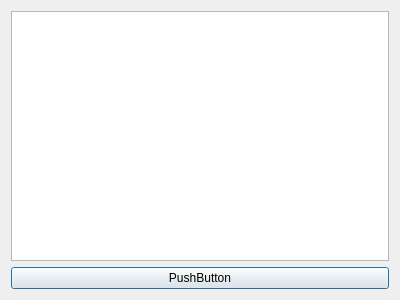
Before: the Qt Designer form quarta1.ui in UnPComp2013/Grupo2, drawn with Qt 5.
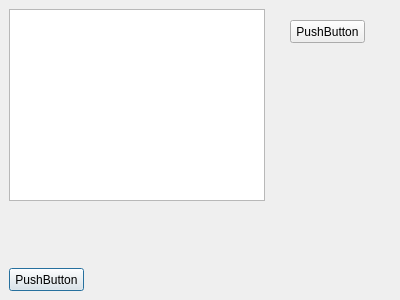
After: the same form once the commit is applied.

Diff of the .ui file:
```diff
--- a/quarta1.ui
+++ b/quarta1.ui
@@ -13,18 +13,42 @@
   <property name="windowTitle">
    <string>Dialog</string>
   </property>
-  <layout class="QVBoxLayout" name="verticalLayout">
-   <item>
-    <widget class="QListWidget" name="listWidget"/>
-   </item>
-   <item>
+  <widget class="QListWidget" name="listWidget">
+   <property name="geometry">
+    <rect>
+     <x>9</x>
+     <y>9</y>
+     <width>256</width>
+     <height>192</height>
+    </rect>
+   </property>
+  </widget>
     <widget class="QPushButton" name="pushButton">
+   <property name="geometry">
+    <rect>
+     <x>9</x>
+     <y>268</y>
+     <width>75</width>
+     <height>23</height>
+    </rect>
+   </property>
      <property name="text">
       <string>PushButton</string>
      </property>
     </widget>
-   </item>
-  </layout>
+  <widget class="QPushButton" name="pushButton_2">
+   <property name="geometry">
+    <rect>
+     <x>290</x>
+     <y>20</y>
+     <width>75</width>
+     <height>23</height>
+    </rect>
+   </property>
+   <property name="text">
+    <string>PushButton</string>
+   </property>
+  </widget>
  </widget>
  <resources/>
  <connections/>
```
Lines whose indentation alone changed are shown as unchanged.
